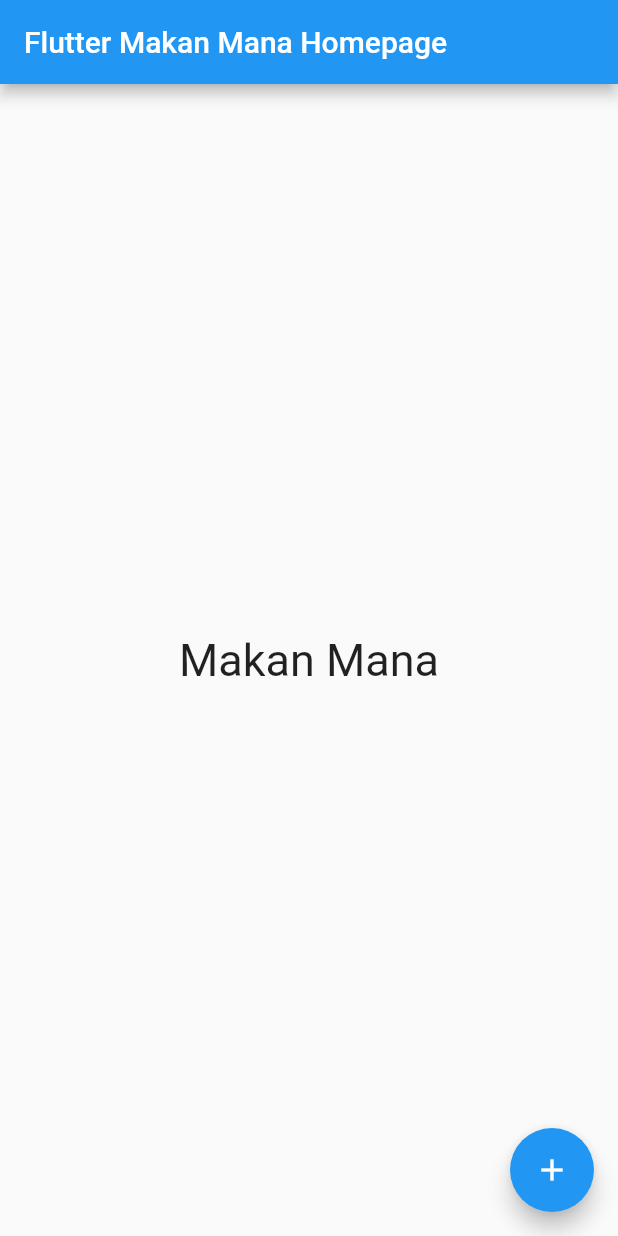
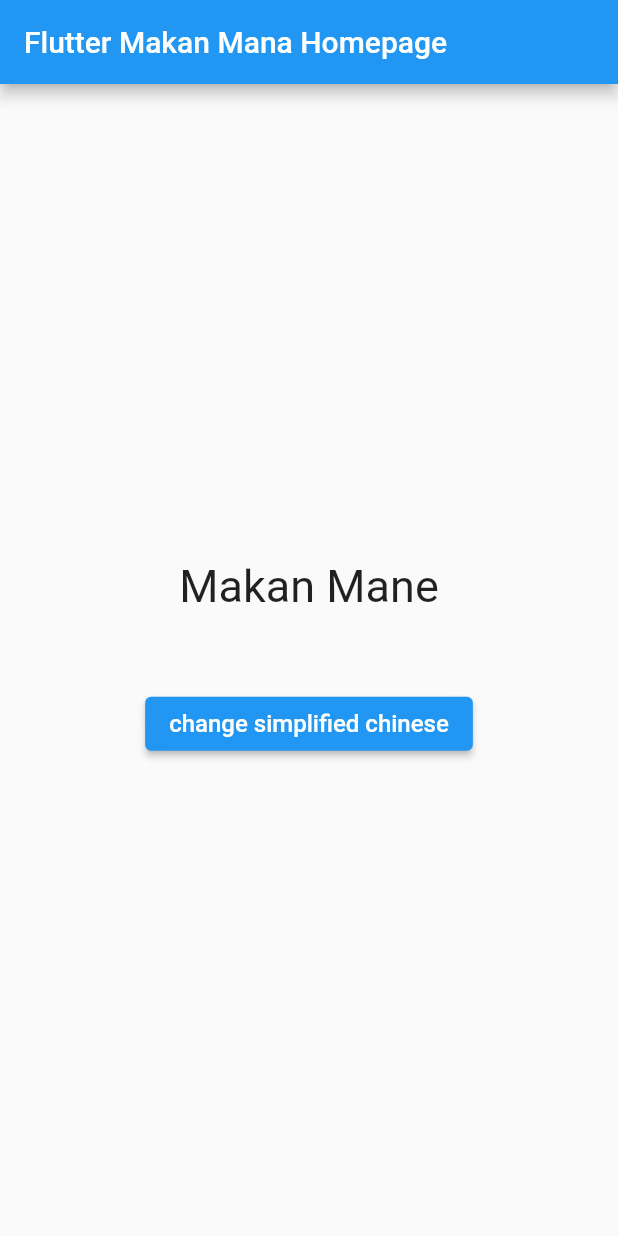
Before and after one commit to cleong98/makan_mana, a Flutter app: the screen it shows after launch, on a phone screen of 412 x 824 dp. Run offline on Flutter 3.47's test engine with Material 2 defaults, Android fonts, the phone set to English and light mode, and no system bars.

Commit message:
1. add restart phone utils, 2. initial simple internalization and localisation

```diff
--- a/lib/l10n/intl_en.arb
+++ b/lib/l10n/intl_en.arb
@@ -1,3 +1,3 @@
 {
-  "appTitle": "Makan Mana"
+  "appTitle": "Makan Mane"
 }
--- a/lib/main.dart
+++ b/lib/main.dart
@@ -1,25 +1,76 @@
+import 'dart:io';
+
 import 'package:flutter/material.dart';
+import 'package:collection/collection.dart';
 import 'package:flutter_localizations/flutter_localizations.dart';
-import 'generated/l10n.dart';
+import 'package:intl/intl.dart';
+import 'package:makan_mana/generated/l10n.dart';
+import 'package:makan_mana/service/setting_entry.dart';
+import 'package:makan_mana/service/singleton.dart';
+import 'package:makan_mana/utils/phone_state.dart';
 
 void main() {
-  runApp(const MyApp());
+  runApp(PhoneState(child: const MyApp()));
 }
 
-class MyApp extends StatelessWidget {
+class MyApp extends StatefulWidget {
   const MyApp({Key? key}) : super(key: key);
 
   @override
+  State<MyApp> createState() => _MyAppState();
+}
+
+class _MyAppState extends State<MyApp> {
+  @override
+  void initState() {
+    super.initState();
+  }
+
+  Locale get _effectiveLocale {
+    Locale? locale = Singleton().settingEntry?.locale;
+
+    if (locale != null) {
+      return locale;
+    }
+
+    final String languageCode = Intl.shortLocale(Platform.localeName);
+    return MmAppLocalisation.delegate.supportedLocales.firstWhereOrNull(
+            (Locale locale) => locale.languageCode == languageCode) ??
+        MmAppLocalisation.delegate.supportedLocales.first;
+    // final List<String> localeNameSplit = Platform.localeName.split('_');
+    // if (localeNameSplit.length == 1) {
+    //   return Locale.fromSubtags(
+    //     languageCode: localeNameSplit[0],
+    //   );
+    // } else if (localeNameSplit.length == 2) {
+    //   return Locale.fromSubtags(
+    //       languageCode: localeNameSplit[0],
+    //       scriptCode: localeNameSplit[1]
+    //   );
+    // } else {
+    //   return Locale.fromSubtags(
+    //     languageCode: localeNameSplit[0],
+    //     scriptCode: localeNameSplit[1],
+    //     countryCode: localeNameSplit[2],
+    //   );
+    // }
+  }
+
+  @override
   Widget build(BuildContext context) {
+
+    // print(Platform.localeName);
+    // print(Intl.shortLocale(Platform.localeName));
     return MaterialApp(
       title: 'Makan Mana',
-      supportedLocales: S.delegate.supportedLocales,
       localizationsDelegates: const [
         GlobalMaterialLocalizations.delegate,
         GlobalWidgetsLocalizations.delegate,
         GlobalCupertinoLocalizations.delegate,
-        S.delegate,
+        MmAppLocalisation.delegate,
       ],
+      locale: _effectiveLocale,
+      supportedLocales: MmAppLocalisation.delegate.supportedLocales,
       theme: ThemeData(
         primarySwatch: Colors.blue,
       ),
@@ -38,6 +89,10 @@ class MyHomePage extends StatefulWidget {
 }
 
 class _MyHomePageState extends State<MyHomePage> {
+  @override
+  void initState() {
+    super.initState();
+  }
 
   @override
   Widget build(BuildContext context) {
@@ -46,18 +101,37 @@ class _MyHomePageState extends State<MyHomePage> {
           title: Text(widget.title),
         ),
         body: Center(
-        child: Text(
-          S.of(context).appTitle,
-          style: const TextStyle(
-            fontSize: 30,
+          child: Column(
+            mainAxisAlignment: MainAxisAlignment.center,
+            children: [
+              Text(
+                MmAppLocalisation.of(context).appTitle,
+                style: const TextStyle(fontSize: 30),
+              ),
+              const SizedBox(
+                height: 50,
+              ),
+              ElevatedButton(
+                onPressed: () {
+                  if(Singleton().settingEntryIsNull) {
+                    Singleton().setSettingEntry = SettingEntry();
+                  }
+
+                  Singleton().settingEntry?.locale = const Locale.fromSubtags(languageCode: 'zh');
+                  PhoneState.rebuild(context);
+                  // final settingEntry = Singleton().settingEntry;
+                  // if(settingEntry != null) {
+                  //   Singleton().settingEntry?.locale = const Locale.fromSubtags(languageCode: 'zh');
+                  //
+                  // }
+                },
+                child: const Text(
+                  "change simplified chinese",
+                  style: TextStyle(fontSize: 16),
                 ),
               ),
+            ],
           ),
-      floatingActionButton: FloatingActionButton(
-        onPressed: () {},
-        tooltip: 'Increment',
-        child: const Icon(Icons.add),
-      ),
-    );
+        ));
   }
 }
--- /dev/null
+++ b/lib/service/setting_entry.dart
@@ -0,0 +1,6 @@
+import 'dart:ui';
+
+class SettingEntry {
+  late Locale locale;
+  SettingEntry();
+}
--- /dev/null
+++ b/lib/service/singleton.dart
@@ -0,0 +1,23 @@
+import 'package:makan_mana/service/setting_entry.dart';
+
+class Singleton {
+  //lazy load
+  static late final Singleton _instance = Singleton._internal();
+
+  //private constructor
+  Singleton._internal();
+
+  //factory
+  factory Singleton() => _instance;
+
+  SettingEntry? _settingEntry;
+
+  SettingEntry? get settingEntry => _settingEntry;
+
+  bool get settingEntryIsNull => _settingEntry == null;
+
+  set setSettingEntry(SettingEntry settingEntry) {
+    _settingEntry ??= settingEntry;
+  }
+
+}
--- /dev/null
+++ b/lib/utils/phone_state.dart
@@ -0,0 +1,32 @@
+import 'package:flutter/material.dart';
+
+class PhoneState extends StatefulWidget {
+  PhoneState({Key? key, required this.child}) : super(key: key);
+  final Widget child;
+
+  static void rebuild(BuildContext context) {
+    context.findAncestorStateOfType<_PhoneStateState>()!.restartApp();
+  }
+
+  @override
+  State<PhoneState> createState() => _PhoneStateState();
+}
+
+class _PhoneStateState extends State<PhoneState> {
+
+  Key _key = UniqueKey();
+
+  void restartApp() {
+   setState(() {
+     _key = UniqueKey();
+   });
+  }
+
+  @override
+  Widget build(BuildContext context) {
+    return Container(
+      key: _key,
+      child: widget.child,
+    );
+  }
+}
--- a/pubspec.yaml
+++ b/pubspec.yaml
@@ -31,12 +31,12 @@ dependencies:
     sdk: flutter
   flutter_localizations:
     sdk: flutter
-  intl: ^0.17.0
 
 
   # The following adds the Cupertino Icons font to your application.
   # Use with the CupertinoIcons class for iOS style icons.
   cupertino_icons: ^1.0.2
+  intl: ^0.17.0
 
 dev_dependencies:
   flutter_test:
@@ -92,3 +92,4 @@ flutter:
   # see https://flutter.dev/custom-fonts/#from-packages
 flutter_intl:
   enabled: true
+  class_name: MmAppLocalisation
```
Also changed, not shown: lib/generated/intl/messages_en.dart, lib/generated/l10n.dart. Lines whose indentation alone changed are shown as unchanged.
